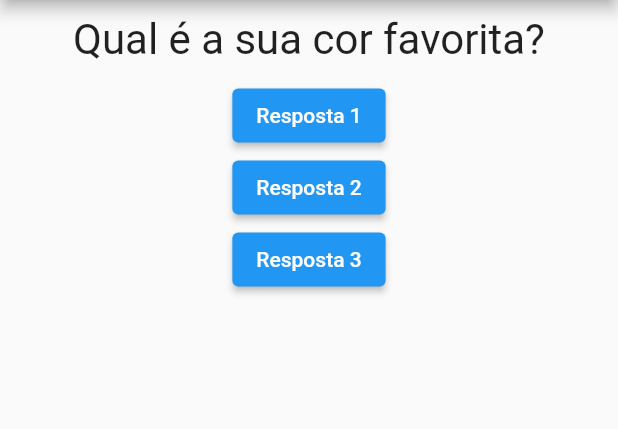
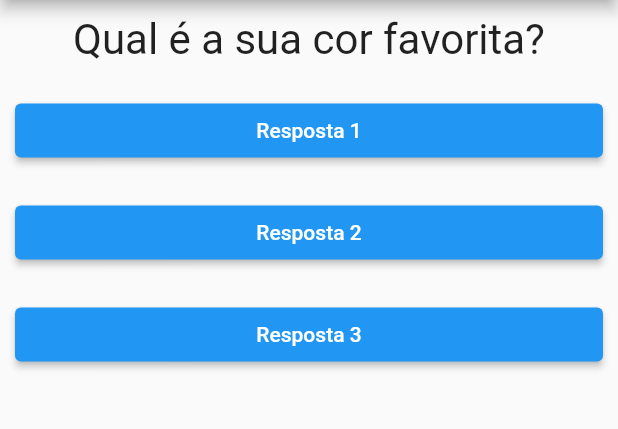
Before and after one commit to arthurrossibr/flutter-projeto-perguntas, a Flutter app: the screen it shows after launch, on a phone screen of 412 x 824 dp, the part 84-513 px from its top. Run offline on Flutter 3.47's test engine with Material 2 defaults, Android fonts, the phone set to English and light mode, and no system bars.

Commit message:
Adicionando widget resposta

```diff
--- a/lib/main.dart
+++ b/lib/main.dart
@@ -1,5 +1,6 @@
 import 'package:flutter/material.dart';
 import './questao.dart';
+import './resposta.dart';
 
 main() {
   runApp(const PerguntasApp());
@@ -19,7 +20,6 @@ class _PerguntasAppState extends State<PerguntasApp> {
     setState(() {
       _perguntaSelecionada++;
     });
-    debugPrint('perguntaSelecionada');
   }
 
   @override
@@ -39,30 +39,9 @@ class _PerguntasAppState extends State<PerguntasApp> {
         body: Column(
           children: <Widget>[
             Questao(perguntas[_perguntaSelecionada]),
-            ElevatedButton(
-              style: ElevatedButton.styleFrom(
-                primary: Colors.blue,
-                onPrimary: Colors.white,
-              ),
-              onPressed: _responder,
-              child: const Text('Resposta 1'),
-            ),
-            ElevatedButton(
-              style: ElevatedButton.styleFrom(
-                primary: Colors.blue,
-                onPrimary: Colors.white,
-              ),
-              onPressed: _responder,
-              child: const Text('Resposta 2'),
-            ),
-            ElevatedButton(
-              style: ElevatedButton.styleFrom(
-                primary: Colors.blue,
-                onPrimary: Colors.white,
-              ),
-              onPressed: _responder,
-              child: const Text('Resposta 3'),
-            ),
+            Resposta('Resposta 1', _responder),
+            Resposta('Resposta 2', _responder),
+            Resposta('Resposta 3', _responder),
           ],
         ),
       )
--- /dev/null
+++ b/lib/resposta.dart
@@ -0,0 +1,24 @@
+import 'package:flutter/material.dart';
+
+class Resposta extends StatelessWidget {
+  final String texto;
+  final void Function() onPressed;
+
+  const Resposta(this.texto, this.onPressed, {Key? key}) : super(key: key);
+
+  @override
+  Widget build(BuildContext context) {
+    return Container(
+      width: double.infinity,
+      margin: const EdgeInsets.all(10),
+      child: ElevatedButton(
+          style: ElevatedButton.styleFrom(
+            primary: Colors.blue,
+            onPrimary: Colors.white,
+          ),
+          onPressed: onPressed,
+          child: Text(texto),
+      )
+    );
+  }
+}
```
